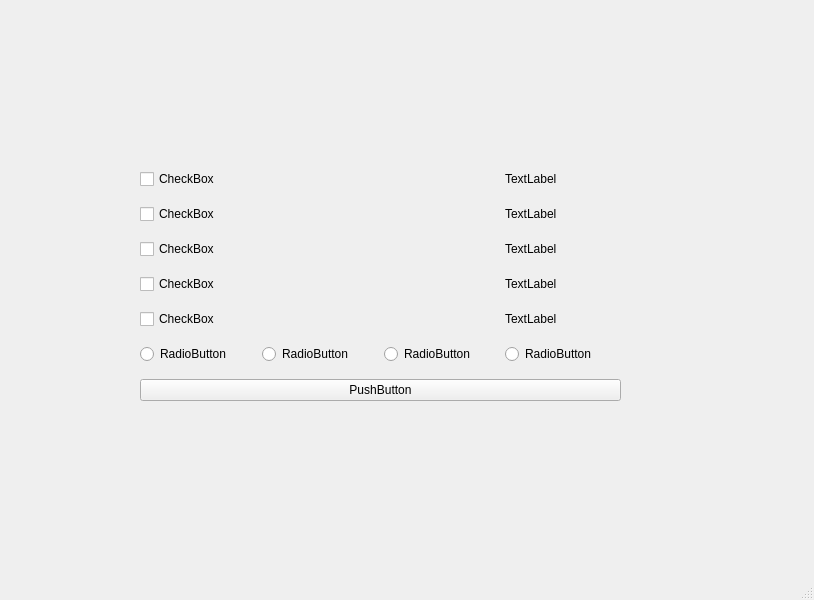
Old version of the form mainwindow.ui in the repository TheStoneGoblin/CS4076.
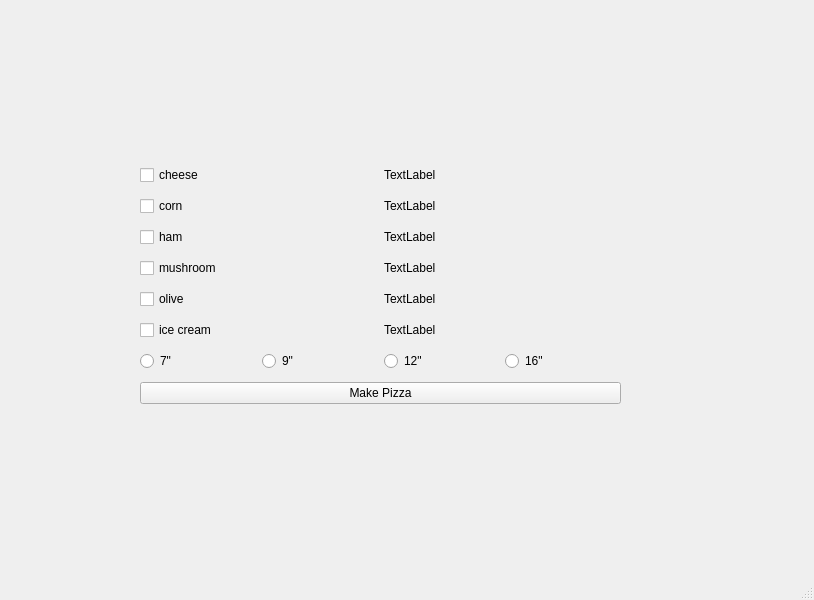
New version of the form.

Patch:
```diff
--- a/mainwindow.ui
+++ b/mainwindow.ui
@@ -24,111 +24,125 @@
      </rect>
     </property>
     <layout class="QGridLayout" name="gridLayout">
-     <item row="0" column="0">
-      <widget class="QCheckBox" name="checkBox">
-       <property name="text">
-        <string>CheckBox</string>
-       </property>
-      </widget>
-     </item>
-     <item row="3" column="0">
-      <widget class="QCheckBox" name="checkBox_4">
-       <property name="text">
-        <string>CheckBox</string>
-       </property>
-      </widget>
-     </item>
-     <item row="7" column="0" colspan="4">
+     <item row="8" column="0" colspan="4">
       <widget class="QPushButton" name="pushButton">
        <property name="text">
-        <string>PushButton</string>
+        <string>Make Pizza</string>
        </property>
       </widget>
      </item>
-     <item row="5" column="0">
+     <item row="6" column="0">
       <widget class="QRadioButton" name="radioButton_2">
        <property name="text">
-        <string>RadioButton</string>
+        <string>7&quot;</string>
        </property>
       </widget>
      </item>
-     <item row="1" column="0">
-      <widget class="QCheckBox" name="checkBox_2">
-       <property name="text">
-        <string>CheckBox</string>
-       </property>
-      </widget>
-     </item>
-     <item row="0" column="3">
-      <widget class="QLabel" name="label">
-       <property name="text">
-        <string>TextLabel</string>
-       </property>
-      </widget>
-     </item>
-     <item row="5" column="1">
+     <item row="6" column="1">
       <widget class="QRadioButton" name="radioButton">
        <property name="text">
-        <string>RadioButton</string>
+        <string>9&quot;</string>
        </property>
       </widget>
      </item>
-     <item row="2" column="0">
-      <widget class="QCheckBox" name="checkBox_3">
-       <property name="text">
-        <string>CheckBox</string>
-       </property>
-      </widget>
-     </item>
-     <item row="5" column="3">
+     <item row="6" column="3">
       <widget class="QRadioButton" name="radioButton_4">
        <property name="text">
-        <string>RadioButton</string>
+        <string>16&quot;</string>
        </property>
       </widget>
      </item>
-     <item row="5" column="2">
+     <item row="6" column="2">
       <widget class="QRadioButton" name="radioButton_3">
        <property name="text">
-        <string>RadioButton</string>
+        <string>12&quot;</string>
        </property>
       </widget>
      </item>
-     <item row="4" column="0">
+     <item row="0" column="0" colspan="2">
+      <widget class="QCheckBox" name="checkBox">
+       <property name="text">
+        <string>cheese</string>
+       </property>
+      </widget>
+     </item>
+     <item row="1" column="0" colspan="2">
+      <widget class="QCheckBox" name="checkBox_2">
+       <property name="text">
+        <string>corn</string>
+       </property>
+      </widget>
+     </item>
+     <item row="2" column="0" colspan="2">
+      <widget class="QCheckBox" name="checkBox_3">
+       <property name="text">
+        <string>ham</string>
+       </property>
+      </widget>
+     </item>
+     <item row="3" column="0" colspan="2">
+      <widget class="QCheckBox" name="checkBox_4">
+       <property name="text">
+        <string>mushroom</string>
+       </property>
+      </widget>
+     </item>
+     <item row="4" column="0" colspan="2">
       <widget class="QCheckBox" name="checkBox_5">
        <property name="text">
-        <string>CheckBox</string>
+        <string>olive</string>
        </property>
       </widget>
      </item>
-     <item row="1" column="3">
-      <widget class="QLabel" name="label_2">
+     <item row="5" column="0" colspan="2">
+      <widget class="QCheckBox" name="checkBox_6">
        <property name="text">
-        <string>TextLabel</string>
+        <string>ice cream</string>
        </property>
       </widget>
      </item>
-     <item row="2" column="3">
-      <widget class="QLabel" name="label_3">
+     <item row="5" column="2" colspan="2">
+      <widget class="QLabel" name="label_6">
        <property name="text">
         <string>TextLabel</string>
        </property>
       </widget>
      </item>
-     <item row="3" column="3">
-      <widget class="QLabel" name="label_4">
-       <property name="text">
-        <string>TextLabel</string>
-       </property>
-      </widget>
-     </item>
-     <item row="4" column="3">
+     <item row="4" column="2" colspan="2">
       <widget class="QLabel" name="label_5">
        <property name="text">
         <string>TextLabel</string>
        </property>
       </widget>
      </item>
+     <item row="3" column="2" colspan="2">
+      <widget class="QLabel" name="label_4">
+       <property name="text">
+        <string>TextLabel</string>
+       </property>
+      </widget>
+     </item>
+     <item row="2" column="2" colspan="2">
+      <widget class="QLabel" name="label_3">
+       <property name="text">
+        <string>TextLabel</string>
+       </property>
+      </widget>
+     </item>
+     <item row="1" column="2" colspan="2">
+      <widget class="QLabel" name="label_2">
+       <property name="text">
+        <string>TextLabel</string>
+       </property>
+      </widget>
+     </item>
+     <item row="0" column="2" colspan="2">
+      <widget class="QLabel" name="label">
+       <property name="text">
+        <string>TextLabel</string>
+       </property>
+      </widget>
+     </item>
     </layout>
    </widget>
   </widget>
```
